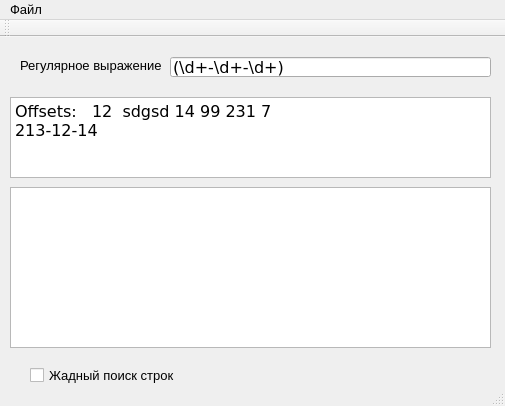
First picture: the form in lesson_9/QRegExp/mainwindow.ui, repository Chuvi-w/cpp, before the edit.
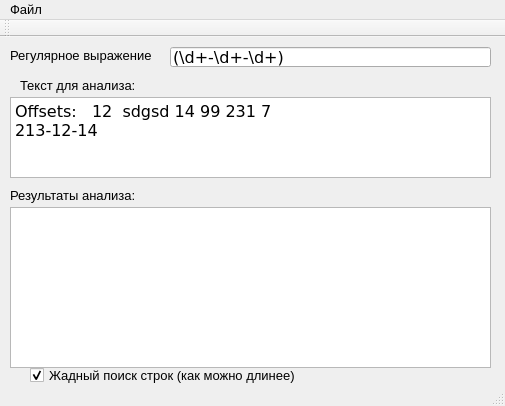
Second picture: the form after the edit.

```diff
--- a/lesson_9/QRegExp/mainwindow.ui
+++ b/lesson_9/QRegExp/mainwindow.ui
@@ -23,7 +23,7 @@
     <property name="geometry">
      <rect>
       <x>170</x>
-      <y>20</y>
+      <y>10</y>
       <width>321</width>
       <height>20</height>
      </rect>
@@ -41,8 +41,8 @@
    <widget class="QLabel" name="label">
     <property name="geometry">
      <rect>
-      <x>20</x>
-      <y>20</y>
+      <x>10</x>
+      <y>10</y>
       <width>141</width>
       <height>16</height>
      </rect>
@@ -90,7 +90,7 @@
     <property name="geometry">
      <rect>
       <x>10</x>
-      <y>150</y>
+      <y>170</y>
       <width>481</width>
       <height>161</height>
      </rect>
@@ -107,12 +107,41 @@
      <rect>
       <x>30</x>
       <y>330</y>
-      <width>221</width>
+      <width>281</width>
       <height>17</height>
      </rect>
     </property>
     <property name="text">
-     <string>Жадный поиск строк</string>
+     <string>Жадный поиск строк (как можно длинее)</string>
+    </property>
+    <property name="checked">
+     <bool>true</bool>
+    </property>
+   </widget>
+   <widget class="QLabel" name="label_2">
+    <property name="geometry">
+     <rect>
+      <x>20</x>
+      <y>40</y>
+      <width>141</width>
+      <height>16</height>
+     </rect>
+    </property>
+    <property name="text">
+     <string>Текст для анализа:</string>
+    </property>
+   </widget>
+   <widget class="QLabel" name="label_3">
+    <property name="geometry">
+     <rect>
+      <x>10</x>
+      <y>150</y>
+      <width>141</width>
+      <height>16</height>
+     </rect>
+    </property>
+    <property name="text">
+     <string>Результаты анализа:</string>
     </property>
    </widget>
   </widget>
```
Left out of the diff: 32 changed lines with no effect on the pictures.
